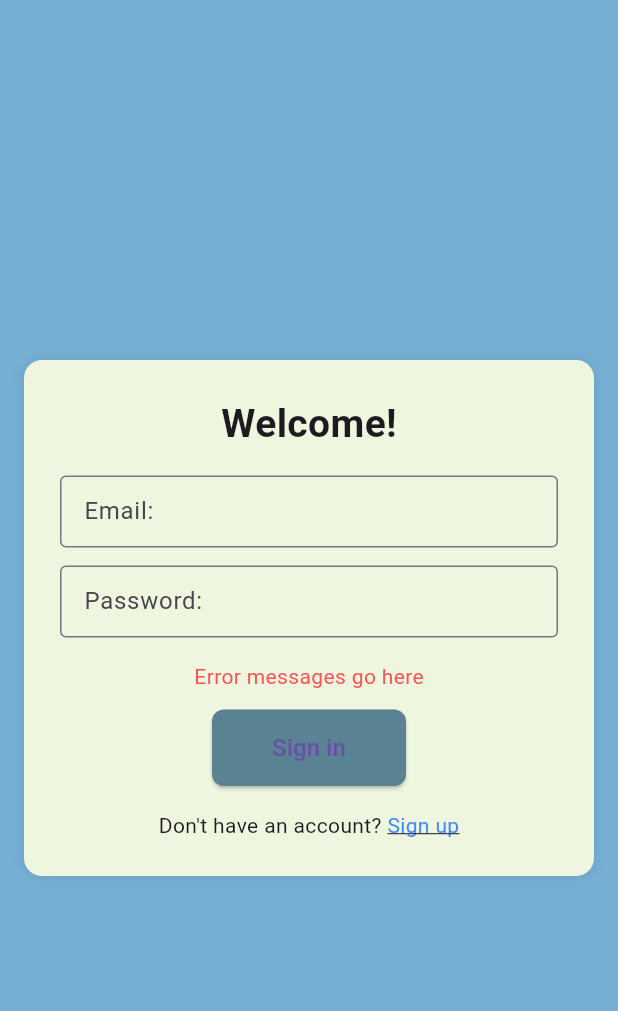
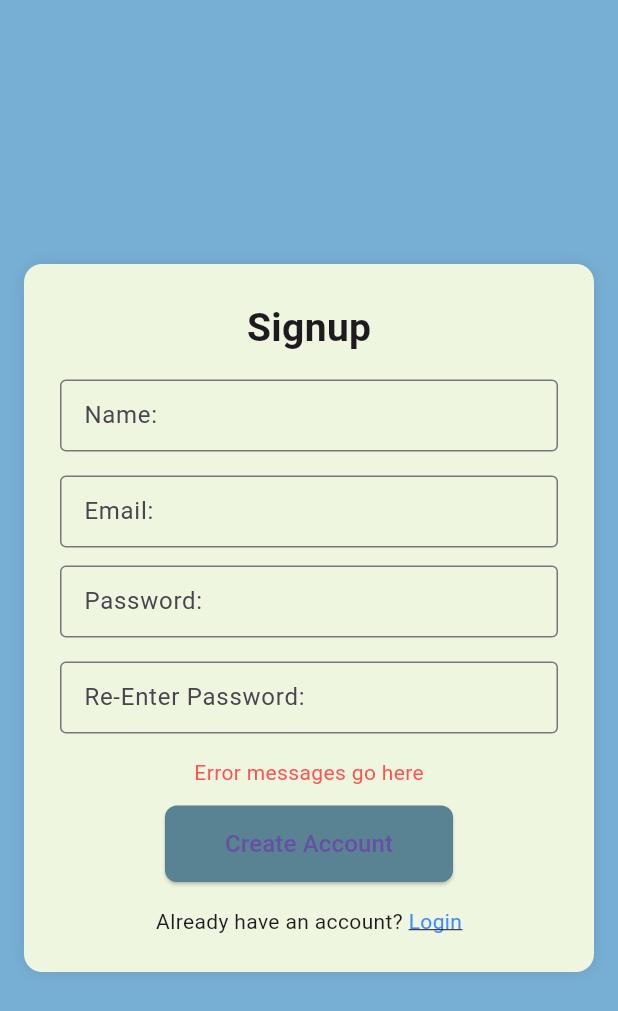
Before and after one commit to lbrown169/Codennect, a Flutter app: the screen it shows after launch, after a tap on "Sign up", on a phone screen of 412 x 824 dp. Shown: the top 1011 px of the screen. Run offline on Flutter 3.47's test engine with Material 3 defaults, Android fonts, the phone set to English and light mode, and no system bars.

Commit message:
Register page first draft

```diff
--- a/mobile/lib/login_page.dart
+++ b/mobile/lib/login_page.dart
@@ -1,4 +1,5 @@
 import 'package:flutter/material.dart';
+import 'register_page.dart';
 
 class LoginPage extends StatelessWidget {
   final TextEditingController emailController = TextEditingController();
@@ -81,7 +82,10 @@ class LoginPage extends StatelessWidget {
                   const Text("Don't have an account? "),
                   GestureDetector(
                     onTap: () {
-                      // Navigate to Register Page
+                      Navigator.push(
+                        context,
+                        MaterialPageRoute(builder: (context) => RegisterPage())
+                      );
                     },
                     child: const Text(
                       "Sign up",
--- /dev/null
+++ b/mobile/lib/register_page.dart
@@ -0,0 +1,121 @@
+import 'package:flutter/material.dart';
+
+class RegisterPage extends StatelessWidget {
+  final TextEditingController nameController = TextEditingController();
+  final TextEditingController emailController = TextEditingController();
+  final TextEditingController passwordController = TextEditingController();
+
+  RegisterPage({super.key});
+
+  @override
+  Widget build(BuildContext context) {
+    return Scaffold(
+      backgroundColor: const Color.fromARGB(
+        255,
+        119,
+        175,
+        212,
+      ), // Sage green background
+      body: Center(
+        child: Container(
+          padding: const EdgeInsets.all(24),
+          margin: const EdgeInsets.symmetric(horizontal: 16),
+          decoration: BoxDecoration(
+            color: const Color(0xFFEFF6E0), // Pale Cream card background
+            borderRadius: BorderRadius.circular(12),
+            boxShadow: [
+              BoxShadow(color: Colors.black.withOpacity(0.1), blurRadius: 8),
+            ],
+          ),
+          child: Column(
+            mainAxisSize: MainAxisSize.min,
+            children: [
+              const Text(
+                "Signup",
+                style: TextStyle(fontSize: 26, fontWeight: FontWeight.bold),
+              ),
+              const SizedBox(height: 16),
+              TextField(
+                controller: nameController,
+                decoration: const InputDecoration(
+                  labelText: "Name:",
+                  border: OutlineInputBorder(),
+                  contentPadding: EdgeInsets.symmetric(horizontal: 12),
+                ),
+              ),
+              const SizedBox(height: 16),
+              TextField(
+                controller: emailController,
+                decoration: const InputDecoration(
+                  labelText: "Email:",
+                  border: OutlineInputBorder(),
+                  contentPadding: EdgeInsets.symmetric(horizontal: 12),
+                ),
+              ),
+              const SizedBox(height: 12),
+              TextField(
+                controller: passwordController,
+                obscureText: true,
+                decoration: const InputDecoration(
+                  labelText: "Password:",
+                  border: OutlineInputBorder(),
+                  contentPadding: EdgeInsets.symmetric(horizontal: 12),
+                ),
+              ),
+              const SizedBox(height: 16),
+              TextField(
+                controller: passwordController,
+                decoration: const InputDecoration(
+                  labelText: "Re-Enter Password:",
+                  border: OutlineInputBorder(),
+                  contentPadding: EdgeInsets.symmetric(horizontal: 12),
+                ),
+              ),
+              const SizedBox(height: 16),
+              const Text(
+                "Error messages go here",
+                style: TextStyle(color: Colors.redAccent),
+              ),
+              const SizedBox(height: 12),
+              ElevatedButton(
+                onPressed: () {
+                  // Add register logic here
+                },
+                style: ElevatedButton.styleFrom(
+                  backgroundColor: const Color(0xFF598392), // Slate Blue
+                  padding: const EdgeInsets.symmetric(
+                    horizontal: 40,
+                    vertical: 14,
+                  ),
+                  shape: RoundedRectangleBorder(
+                    borderRadius: BorderRadius.circular(8),
+                  ),
+                ),
+                child: const Text("Create Account", style: TextStyle(fontSize: 16)),
+              ),
+              const SizedBox(height: 16),
+              Row(
+                mainAxisAlignment: MainAxisAlignment.center,
+                children: [
+                  const Text("Already have an account? "),
+                  GestureDetector(
+                    onTap: () {
+                      Navigator.pop(context);
+                    },
+                    child: const Text(
+                      "Login",
+                      style: TextStyle(
+                        color: Colors.blueAccent,
+                        decoration: TextDecoration.underline,
+                      ),
+                    ),
+                  ),
+                ],
+              ),
+            ],
+          ),
+        ),
+      ),
+    );
+  }
+}
```
